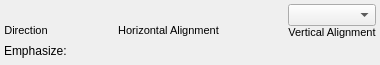
First picture: the form in scribus/ui/propertywidget_textalignment.ui, repository nitramr/scribus, before the edit.
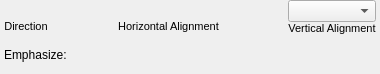
Second picture: the form after the edit. Custom widgets are drawn as their Qt base class.

What changed in the file:
```diff
--- a/scribus/ui/propertywidget_textalignment.ui
+++ b/scribus/ui/propertywidget_textalignment.ui
@@ -7,7 +7,7 @@
     <x>0</x>
     <y>0</y>
     <width>380</width>
-    <height>59</height>
+    <height>74</height>
    </rect>
   </property>
   <property name="sizePolicy">
@@ -27,13 +27,13 @@
   </property>
   <layout class="QVBoxLayout" name="verticalLayout">
    <property name="spacing">
-    <number>2</number>
+    <number>4</number>
    </property>
    <property name="leftMargin">
     <number>4</number>
    </property>
    <property name="topMargin">
-    <number>4</number>
+    <number>0</number>
    </property>
    <property name="rightMargin">
     <number>4</number>
@@ -44,7 +44,7 @@
    <item>
     <layout class="QHBoxLayout" name="horizontalLayout_5" stretch="0,1,0,1,0">
      <property name="spacing">
-      <number>2</number>
+      <number>4</number>
      </property>
      <item>
       <layout class="QVBoxLayout" name="verticalLayout_9">
@@ -159,7 +159,7 @@
    <item>
     <layout class="QHBoxLayout" name="effectsLayout" stretch="0,0,1">
      <property name="spacing">
-      <number>2</number>
+      <number>4</number>
      </property>
      <item>
       <widget class="QLabel" name="label">
```
